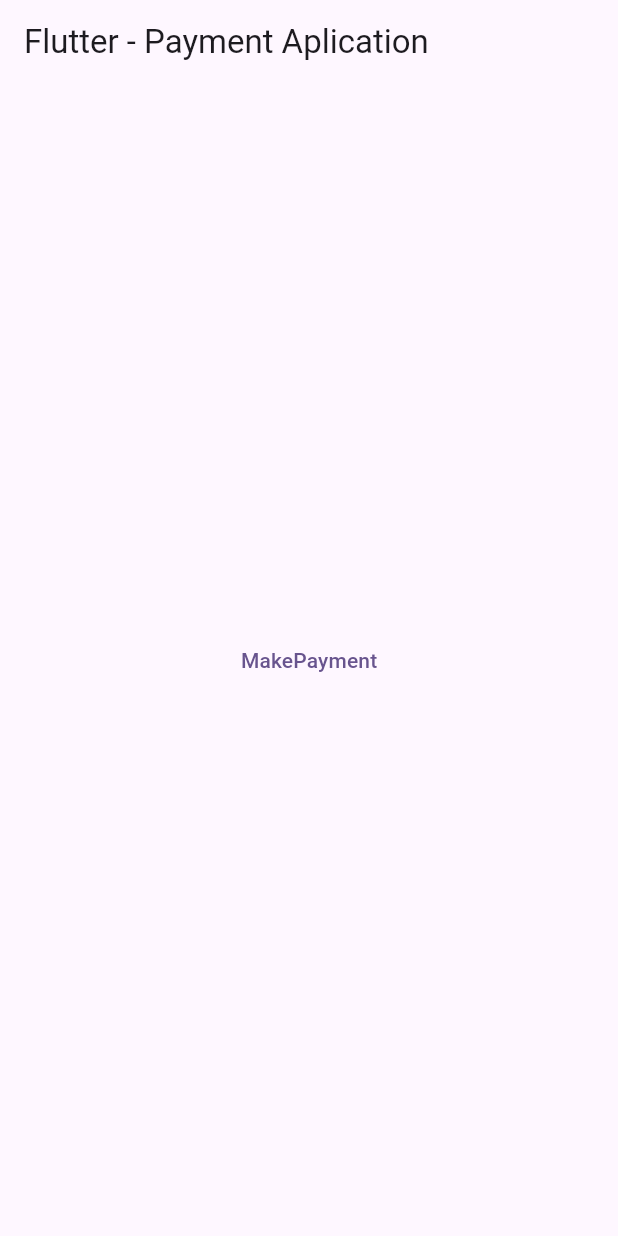
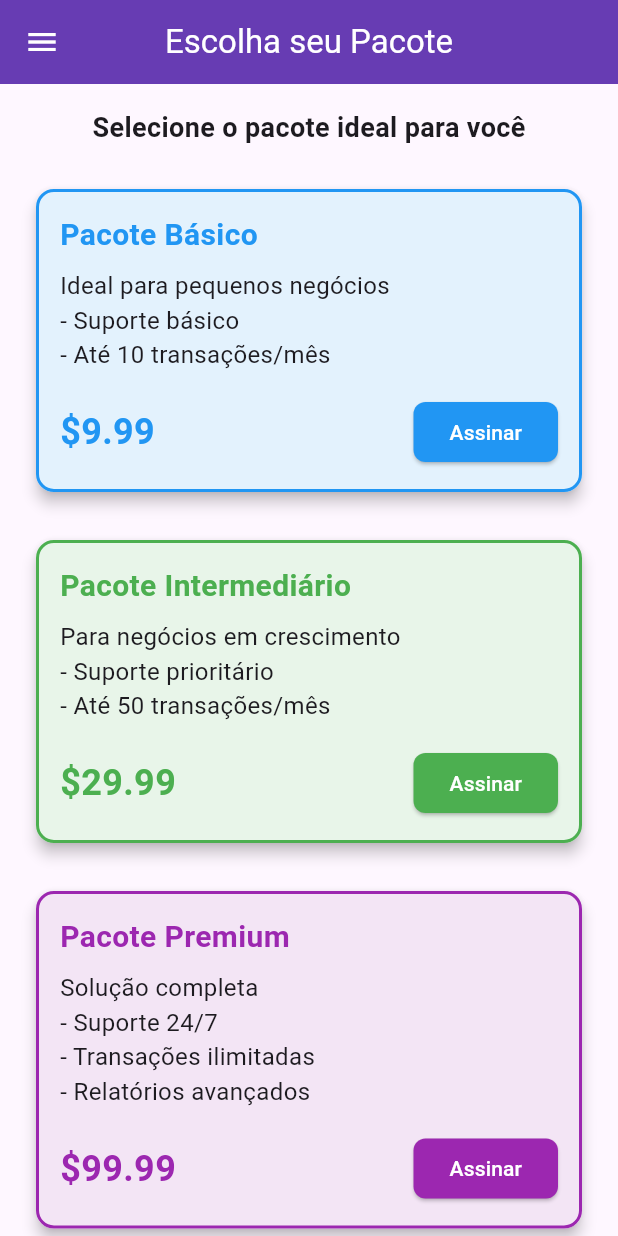
Before and after one commit to ian246/payment-flutter, a Flutter app: the screen it shows after launch, on a phone screen of 412 x 824 dp. Run offline on Flutter 3.47's test engine with Material 3 defaults, Android fonts, the phone set to English and light mode, and no system bars; our stand-ins replace flutter_dotenv; missing offline and left inert: flutter_stripe.

Commit message:
Implementation: historypayments, cards, models to paths, data to created paths. And introduction pix payment method with flutter_stripe

```diff
--- /dev/null
+++ b/lib/components/widget_card.dart
@@ -0,0 +1,91 @@
+import 'package:flutter/material.dart';
+import 'package:payment_flutter/models/model.dart';
+
+class PackageCard extends StatelessWidget {
+  final PaymentPackage package;
+  final VoidCallback onPressed;
+
+  const PackageCard({
+    super.key,
+    required this.package,
+    required this.onPressed,
+  });
+
+  @override
+  Widget build(BuildContext context) {
+    Color borderColor;
+    Color backgroundColor;
+
+    switch (package.size) {
+      case PackageSize.small:
+        borderColor = Colors.blue;
+        backgroundColor = Colors.blue.shade50;
+        break;
+      case PackageSize.medium:
+        borderColor = Colors.green;
+        backgroundColor = Colors.green.shade50;
+        break;
+      case PackageSize.large:
+        borderColor = Colors.purple;
+        backgroundColor = Colors.purple.shade50;
+        break;
+    }
+
+    return Card(
+      elevation: 4,
+      shape: RoundedRectangleBorder(
+        borderRadius: BorderRadius.circular(12),
+        side: BorderSide(color: borderColor, width: 2),
+      ),
+      child: Container(
+        decoration: BoxDecoration(
+          borderRadius: BorderRadius.circular(12),
+          color: backgroundColor,
+        ),
+        padding: const EdgeInsets.all(16),
+        child: Column(
+          crossAxisAlignment: CrossAxisAlignment.start,
+          children: [
+            Text(
+              package.title,
+              style: TextStyle(
+                fontSize: 20,
+                fontWeight: FontWeight.bold,
+                color: borderColor,
+              ),
+            ),
+            const SizedBox(height: 8),
+            Text(package.description, style: const TextStyle(fontSize: 16)),
+            const SizedBox(height: 16),
+            Row(
+              mainAxisAlignment: MainAxisAlignment.spaceBetween,
+              children: [
+                Text(
+                  '\$${package.price.toStringAsFixed(2)}',
+                  style: TextStyle(
+                    fontSize: 24,
+                    fontWeight: FontWeight.bold,
+                    color: borderColor,
+                  ),
+                ),
+                ElevatedButton(
+                  onPressed: onPressed,
+                  style: ElevatedButton.styleFrom(
+                    backgroundColor: borderColor,
+                    shape: RoundedRectangleBorder(
+                      borderRadius: BorderRadius.circular(8),
+                    ),
+                  ),
+                  child: const Text(
+                    'Assinar',
+                    style: TextStyle(color: Colors.white),
+                  ),
+                ),
+              ],
+            ),
+          ],
+        ),
+      ),
+    );
+  }
+}
--- /dev/null
+++ b/lib/data/repository.dart
@@ -0,0 +1,32 @@
+import 'package:payment_flutter/models/model.dart';
+
+class PackageRepository {
+  static final List<PaymentPackage> packages = [
+    PaymentPackage(
+      id: '1',
+      title: 'Pacote Básico',
+      description:
+          'Ideal para pequenos negócios\n- Suporte básico\n- Até 10 transações/mês',
+      price: 9.99,
+      size: PackageSize.small,
+    ),
+    PaymentPackage(
+      id: '2',
+      title: 'Pacote Intermediário',
+      description:
+          'Para negócios em crescimento\n- Suporte prioritário\n- Até 50 transações/mês',
+      price: 29.99,
+      size: PackageSize.medium,
+    ),
+    PaymentPackage(
+      id: '3',
+      title: 'Pacote Premium',
+      description:
+          'Solução completa\n- Suporte 24/7\n- Transações ilimitadas\n- Relatórios avançados',
+      price: 99.99,
+      size: PackageSize.large,
+    ),
+  ];
+
+  static List<PaymentRecord> paymentHistory = [];
+}
--- a/lib/main.dart
+++ b/lib/main.dart
@@ -7,8 +7,15 @@ void main() async {
   WidgetsFlutterBinding.ensureInitialized();
   await dotenv.load();
   Stripe.publishableKey = dotenv.env['STRIPE_PUBLISHABLE_KEY']!;
+
+  // Configuração adicional para o Stripe
+  Stripe.merchantIdentifier = 'merchant.flutter.stripe';
+  Stripe.urlScheme = 'flutterstripe';
+  await Stripe.instance.applySettings();
+
   runApp(const MyApp());
 }
+
 class MyApp extends StatelessWidget {
   const MyApp({super.key});
 
@@ -16,12 +23,30 @@ class MyApp extends StatelessWidget {
   Widget build(BuildContext context) {
     return MaterialApp(
       debugShowCheckedModeBanner: false,
-      title: 'Flutter Demo',
+      title: 'Sistema de Pagamentos',
       theme: ThemeData(
-        colorScheme: ColorScheme.fromSeed(seedColor: Colors.deepPurple),
-        primarySwatch: Colors.green,
+        colorScheme: ColorScheme.fromSeed(
+          seedColor: Colors.deepPurple,
+          brightness: Brightness.light,
+        ),
+        useMaterial3: true,
+        appBarTheme: const AppBarTheme(centerTitle: true, elevation: 4),
+        cardTheme: CardThemeData(
+          elevation: 2,
+          shape: RoundedRectangleBorder(
+            borderRadius: BorderRadius.circular(12),
+          ),
+          margin: const EdgeInsets.all(8),
+        ),
       ),
-      home: const  HomeScreen(),
+      darkTheme: ThemeData(
+        colorScheme: ColorScheme.fromSeed(
+          seedColor: Colors.deepPurple,
+          brightness: Brightness.dark,
+        ),
+        useMaterial3: true,
+      ),
+      home: const HomeScreen(),
     );
   }
 }
--- /dev/null
+++ b/lib/models/model.dart
@@ -0,0 +1,35 @@
+enum PackageSize { small, medium, large }
+
+class PaymentPackage {
+  final String id;
+  final String title;
+  final String description;
+  final double price;
+  final PackageSize size;
+
+  PaymentPackage({
+    required this.id,
+    required this.title,
+    required this.description,
+    required this.price,
+    required this.size,
+  });
+}
+
+class PaymentRecord {
+  final String id;
+  final String title;
+  final String description;
+  final double amount;
+  final DateTime date;
+  final String paymentMethod; // 'card' ou 'pix'
+
+  PaymentRecord({
+    required this.id,
+    required this.title,
+    required this.description,
+    required this.amount,
+    required this.date,
+    required this.paymentMethod,
+  });
+}
--- a/lib/pages/home_screen.dart
+++ b/lib/pages/home_screen.dart
@@ -1,9 +1,9 @@
-import 'dart:convert';
-
 import 'package:flutter/material.dart';
-import 'package:flutter_stripe/flutter_stripe.dart';
-import 'package:http/http.dart' as http;
-import 'package:flutter_dotenv/flutter_dotenv.dart';
+import 'package:payment_flutter/components/widget_card.dart';
+import 'package:payment_flutter/data/repository.dart';
+import 'package:payment_flutter/models/model.dart';
+import 'package:payment_flutter/pages/payment_history_screen.dart';
+import 'package:payment_flutter/services/payment_service.dart';
 
 class HomeScreen extends StatefulWidget {
   const HomeScreen({super.key});
@@ -13,116 +13,82 @@ class HomeScreen extends StatefulWidget {
 }
 
 class _HomeScreenState extends State<HomeScreen> {
-  Map<String, dynamic>? paymentIntent;
-
+  final PaymentService _paymentService = PaymentService();
 
   @override
   Widget build(BuildContext context) {
     return Scaffold(
-      appBar: AppBar(title: Text("Flutter - Payment Aplication")),
-      body: Center(
-        child: TextButton(
-          onPressed: () async {
-            await makePayment();
-          },
-          child: const Text("MakePayment"),
+      appBar: AppBar(
+        title: const Text("Escolha seu Pacote"),
+        backgroundColor: Colors.deepPurple,
+        foregroundColor: Colors.white,
+      ),
+      drawer: buildDrawer(context),
+      body: SingleChildScrollView(
+        padding: const EdgeInsets.all(16),
+        child: Column(
+          children: [
+            const Text(
+              'Selecione o pacote ideal para você',
+              style: TextStyle(fontSize: 18, fontWeight: FontWeight.bold),
+            ),
+            const SizedBox(height: 20),
+            ...PackageRepository.packages.map(
+              (package) => Padding(
+                padding: const EdgeInsets.only(bottom: 16),
+                child: PackageCard(
+                  package: package,
+                  onPressed: () => _handlePackageSelection(package, context),
+                ),
+              ),
+            ),
+          ],
         ),
       ),
     );
   }
 
-  Future<void> makePayment() async {
-    try {
-      paymentIntent = await createPaymentIntent('100', 'EUR');
-      await Stripe.instance
-          .initPaymentSheet(
-            paymentSheetParameters: SetupPaymentSheetParameters(
-              paymentIntentClientSecret: paymentIntent!['client_secret'],
-              merchantDisplayName: 'Ikay',
+  Widget buildDrawer(BuildContext context) {
+    return Drawer(
+      child: ListView(
+        padding: EdgeInsets.zero,
+        children: [
+          const DrawerHeader(
+            decoration: BoxDecoration(color: Colors.deepPurple),
+            child: Text(
+              'Menu',
+              style: TextStyle(color: Colors.white, fontSize: 24),
             ),
-          )
-          .then((value) {});
-
-      displayPaymentSheet();
-    } catch (err) {
-      throw Exception(err);
-    }
+          ),
+          ListTile(
+            leading: const Icon(Icons.home),
+            title: const Text('Pacotes'),
+            onTap: () {
+              Navigator.pop(context);
+            },
+          ),
+          ListTile(
+            leading: const Icon(Icons.payment),
+            title: const Text('Histórico de Pagamentos'),
+            onTap: () {
+              Navigator.pop(context);
+              Navigator.push(
+                context,
+                MaterialPageRoute(
+                  builder: (context) => const PaymentHistoryScreen(),
+                ),
+              );
+            },
+          ),
+        ],
+      ),
+    );
   }
 
-  displayPaymentSheet() async {
-    try {
-      await Stripe.instance
-          .presentPaymentSheet()
-          .then((value) {
-            showDialog(
-              context: context,
-              builder: (_) => const AlertDialog(
-                content: Column(
-                  mainAxisSize: MainAxisSize.min,
-                  children: [
-                    Icon(Icons.check_circle, color: Colors.green, size: 100),
-                    SizedBox(height: 10),
-                    Text('Payment Successful!'),
-                  ],
-                ),
-              ),
-            );
-            paymentIntent = null;
-          })
-          .onError((error, stackTrace) {
-            throw Exception(error);
-          });
-    } on StripeException catch (err) {
-      print("error is ---> $err");
-      const AlertDialog(
-        content: Column(
-          mainAxisSize: MainAxisSize.min,
-          children: [
-            Row(
-              children: [
-                Icon(Icons.cancel, color: Colors.red),
-                Text('Payment Failed  '),
-              ],
-            ),
-          ],
-        ),
-      );
-    } catch (e) {
-      print('$e');
-    }
+  Future<void> _handlePackageSelection(
+    PaymentPackage package,
+    BuildContext context,
+  ) async {
+    await _paymentService.handlePackageSelection(package, context);
   }
 }
-
-createPaymentIntent(String amount, String currency) async {
-    final secretKey = dotenv.env['STRIPE_SECRET_KEY'];
-  final baseurl = dotenv.env['DATABASE_URL'];
-  if(baseurl == null) {
-    throw Exception('Url incorrect');
-  }
-
-  calculetAmount(String amount) {
-    final calculatedAmout = (int.parse(amount)) * 100;
-    return calculatedAmout.toString();
-  }
-
-  Map<String, dynamic> body = {
-    'amount': calculetAmount(amount),
-    'currency': currency, // Corrigido aqui
-  };
-
-  try {
-    var response = await http.post(
-      Uri.parse(baseurl),
-
-
-      headers: {
-        'Authorization': 'Bearer $secretKey',
-        'Content-type': 'application/x-www-form-urlencoded',
-      },
-      body: body,
-    );
-    return json.decode(response.body);
-  } catch (err) {
-    throw Exception(err.toString());
-  }
-}
--- a/pubspec.yaml
+++ b/pubspec.yaml
@@ -17,6 +17,9 @@ dependencies:
   flutter_stripe: ^11.5.0
   dotenv: ^4.2.0
   flutter_dotenv: ^5.2.1
+  intl: ^0.20.2
+  qr_flutter: ^4.1.0
+  clipboard: ^0.1.3
 
 dev_dependencies:
   flutter_test:
```
Also changed, not shown: lib/components/widget_history_card.dart (added, +69 -0 lines), lib/pages/payment_history_screen.dart (added, +33 -0 lines), lib/services/payment_service.dart (added, +249 -0 lines), pubspec.lock.
